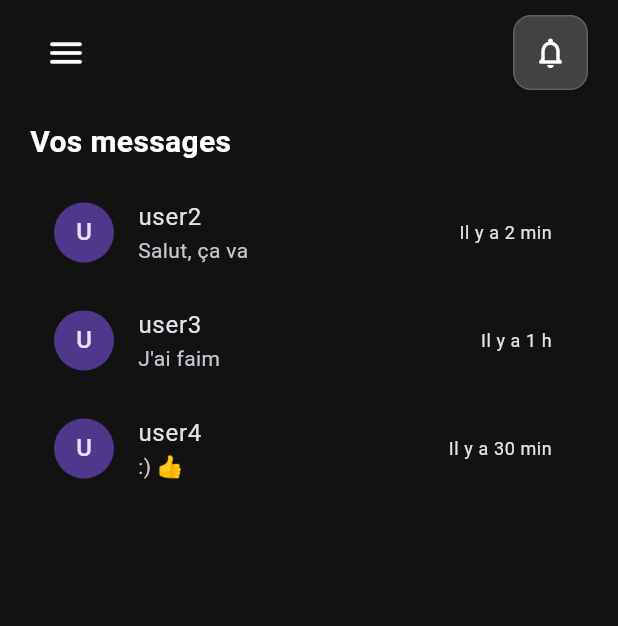
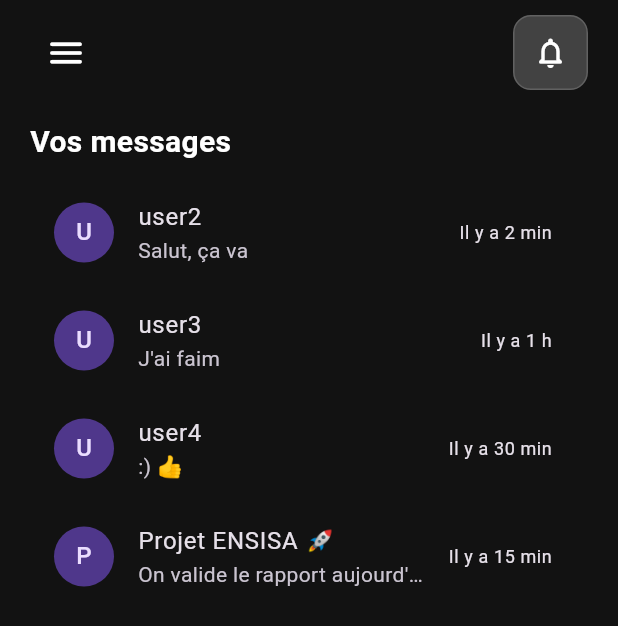
Before and after one commit to Amine-Azhari/EnsiConnect, a Flutter app: the ChatPage screen opened directly, on a phone screen of 412 x 824 dp. Shown: the top 626 px of the screen. Run offline on Flutter 3.47's test engine with Material 3 defaults, Android fonts, the phone set to English and light mode, and no system bars; our stand-ins replace cloud_firestore, firebase_core, shared_preferences, table_calendar; accounts and stored records are empty.

Commit message:
Conversations en groupe + limite de caractères sur l'affichage des messages

```diff
--- a/ensiconnect/lib/models/conversation.dart
+++ b/ensiconnect/lib/models/conversation.dart
@@ -7,6 +7,7 @@ class Conversation {
   final String lastMessage;
   final DateTime? lastMessageAt;
   final DateTime? createdAt;
+  final String? name;
 
   Conversation({
     required this.id,
@@ -15,5 +16,6 @@ class Conversation {
     required this.lastMessage,
     this.lastMessageAt,
     this.createdAt,
+    this.name,
   });
 }
--- a/ensiconnect/lib/screens/chat.dart
+++ b/ensiconnect/lib/screens/chat.dart
@@ -50,14 +50,19 @@ class _ChatPageState extends State<ChatPage> {
                 itemBuilder: (context, index) {
                   final convo = conversations[index];
 
-                  final otherUser = getOtherUser(convo.participants, currentUserId);
+                  final otherUser = convo.name != null
+                    ? convo.name!
+                    : getOtherUser(convo.participants, currentUserId);
 
                   return ListTile(
                     leading: CircleAvatar(
                       child: Text(otherUser[0].toUpperCase()),
                     ),
                     title: Text(otherUser),
-                    subtitle: Text(convo.lastMessage),
+                    subtitle: Text(
+                      convo.lastMessage,
+                      maxLines: 1,
+                      overflow: TextOverflow.ellipsis,),
                     trailing: Text(
                       formatTimeAgo(convo.lastMessageAt),
                       style: Theme.of(context).textTheme.bodySmall,
@@ -157,6 +162,47 @@ final List<Conversation> conversations = [
       ),
     ],
   ),
+
+  Conversation(
+    id: "group1",
+    name: "Projet ENSISA 🚀",
+    participants: [
+      "user1",
+      "user2",
+      "user3",
+      "user4",
+    ],
+    lastMessage: "On valide le rapport aujourd'hui wow ce message est long parce que je teste des trucs",
+    lastMessageAt: DateTime.now().subtract(const Duration(minutes: 15)),
+    createdAt: DateTime.now().subtract(const Duration(days: 3)),
+    messages: [
+      Message(
+        senderId: "user2",
+        content: "Salut l'équipe 👋",
+        createdAt: DateTime.now().subtract(const Duration(hours: 3)),
+      ),
+      Message(
+        senderId: "user3",
+        content: "Vous avez avancé sur le projet ?",
+        createdAt: DateTime.now().subtract(const Duration(hours: 2, minutes: 30)),
+      ),
+      Message(
+        senderId: "user1",
+        content: "Oui, j'ai fini la partie UI",
+        createdAt: DateTime.now().subtract(const Duration(hours: 2)),
+      ),
+      Message(
+        senderId: "user4",
+        content: "Top 👍",
+        createdAt: DateTime.now().subtract(const Duration(hours: 1)),
+      ),
+      Message(
+        senderId: "user2",
+        content: "On valide le rapport aujourd'hui wow ce message est long parce que je teste des trucs",
+        createdAt: DateTime.now().subtract(const Duration(minutes: 15)),
+      ),
+    ],
+  )
 ];
 
 String getOtherUser(List<String> participants, String currentUserId) {
```
